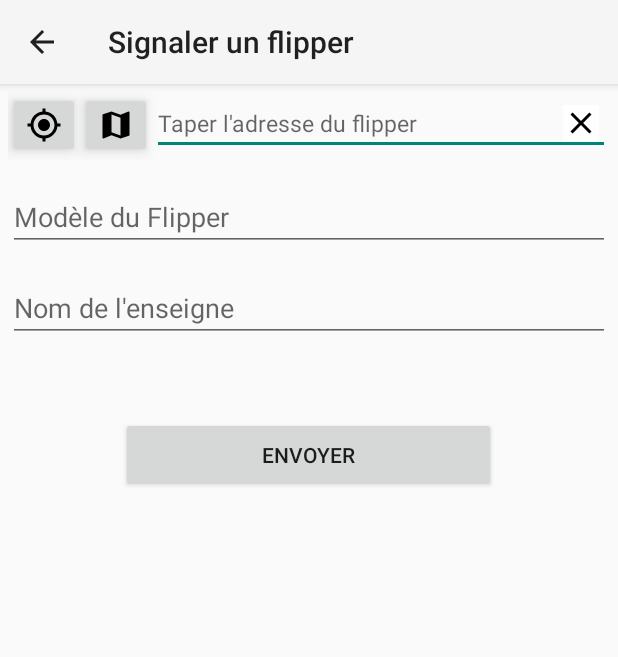
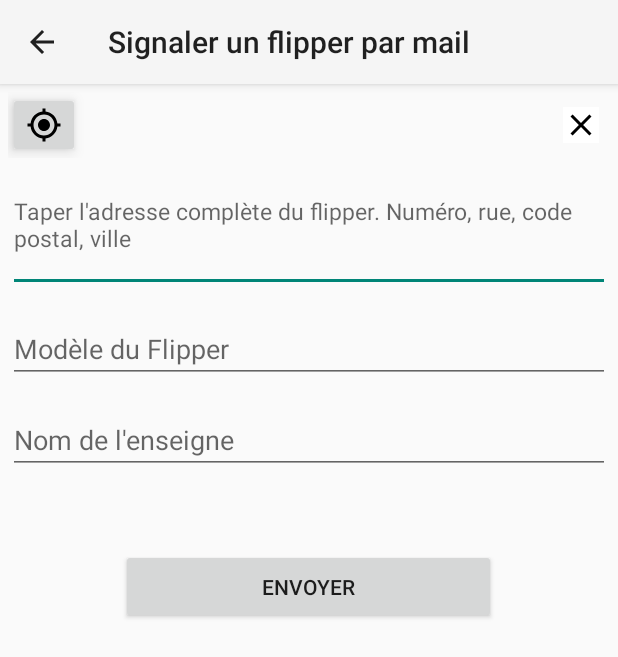
Before and after one commit to e5ky0/FlipperFinderApp, an Android app: the PageSignalement screen opened directly, with no data from a screen before it, on a phone screen of 412 x 824 dp. Shown: the top 657 px of the screen. Run offline under Robolectric (Android 15) with nearby library versions, the phone set to English and light mode, and no system bars.

Commit message:
SignalementMail
SignalementMail inclus, accessible depuis menubar et légèrement revu.
Ajout du CP dans l’adresse envoyée

```diff
--- a/app/src/main/java/com/pinmyballs/PageSignalement.java
+++ b/app/src/main/java/com/pinmyballs/PageSignalement.java
@@ -25,6 +25,7 @@ import com.pinmyballs.utils.LocationUtil;
 import com.pinmyballs.utils.MyLocation;
 import com.pinmyballs.utils.MyLocation.LocationResult;
 
+//Signalement par mail
 public class PageSignalement extends AppCompatActivity {
 
 	MyLocation myLocation = new MyLocation();
@@ -163,7 +164,7 @@ public class PageSignalement extends AppCompatActivity {
 		if (locationCourante != null){
 			latitude = locationCourante.getLatitude();
 			longitude = locationCourante.getLongitude();
-			String addressText = LocationUtil.getAdresseFromCoordGPS(getApplicationContext(), latitude, longitude);
+			String addressText = LocationUtil.getAdresseFromCoordGPSwCP(getApplicationContext(), latitude, longitude);
 			if (addressText == null || addressText.length() == 0){
 				new AlertDialog.Builder(PageSignalement.
 						this).setTitle("Argh!").setMessage("Votre adresse n'a pas pu être trouvée! Veuillez activer le GPS ou entrer votre adresse.").setNeutralButton("Fermer", null).setIcon(R.drawable.tete_martiens).show();
--- a/app/src/main/res/layout/activity_signalement.xml
+++ b/app/src/main/res/layout/activity_signalement.xml
@@ -9,7 +9,7 @@ android:layout_height="wrap_content">
 	    android:layout_height="wrap_content"
 	    android:orientation="vertical" >
 
-	    <include layout="@layout/localisation" />
+	    <include layout="@layout/localisationsignalement" />
 
 	    <AutoCompleteTextView
 	        android:id="@+id/autocompletionModeleFlipper"
--- /dev/null
+++ b/app/src/main/res/layout/localisationsignalement.xml
@@ -0,0 +1,44 @@
+<?xml version="1.0" encoding="utf-8"?>
+<LinearLayout xmlns:android="http://schemas.android.com/apk/res/android"
+    android:layout_width="fill_parent"
+    android:layout_height="wrap_content"
+    xmlns:app="http://schemas.android.com/apk/res-auto"
+    android:orientation="vertical"
+    android:layout_marginLeft="5dip"
+    android:layout_marginRight="5dip"
+    android:layout_marginTop="5dip">
+
+    <FrameLayout
+        android:layout_width="match_parent"
+        android:layout_height="match_parent">
+    <ImageButton
+        android:id="@+id/boutonLocalisation"
+        android:layout_width="wrap_content"
+        android:layout_height="wrap_content"
+        android:elevation="6dp"
+        android:contentDescription="@string/alt_image_localisation"
+        app:srcCompat="@drawable/ic_my_location_black_24dp" />
+
+    <ImageButton
+        android:id="@+id/boutonClearAdresse"
+        android:layout_width="wrap_content"
+        android:layout_height="wrap_content"
+        android:layout_gravity="right|center_vertical"
+        android:layout_marginRight="7dp"
+        android:background="@color/cardview_light_background"
+        app:srcCompat="@drawable/ic_clear_black_24dp" />
+
+    </FrameLayout>
+
+    <EditText
+            android:id="@+id/champAdresseLocalisation"
+            android:layout_width="fill_parent"
+            android:layout_height="89dp"
+        android:inputType="textMultiLine"
+            android:maxLines="2"
+            android:textSize="15sp" />
+
+
+
+
+</LinearLayout>
--- a/app/src/main/res/values/strings.xml
+++ b/app/src/main/res/values/strings.xml
@@ -28,7 +28,7 @@
     <string name="SectionVille">Ville</string>
     <string name="SectionPays">Pays</string>
     <string name="BoutonSoumettre">Soumettre</string>
-    <string name="hintSoumettreAdresse">Taper l\'adresse du flipper</string>
+    <string name="hintSoumettreAdresse">Taper l\'adresse complète du flipper. Numéro, rue, code postal, ville</string>
     <string name="BoutonEnvoiInfosFlipper">Envoyer</string>
     <string name="SectionFacultatif">(Facultatif)</string>
 
@@ -70,7 +70,9 @@
     <string name="headerCommentaire">Derniers commentaires</string>
 
     <string name="headerPreferences">Préférences</string>
-    <string name="headerSignalement">Signaler un flipper</string>
+    <string name="headerSignalement">Signaler un flipper par mail</string>
+
+    <string name="headerSignalementNew">Signaler un flipper</string>
     <string name="headerPageCarteSearch">Recherche par carte</string>
     <string name="headerAdmin">Admin tools</string>
 
```
Also changed, not shown: app/src/main/java/com/pinmyballs/PageSignalementNew.java (+53 -28 lines), app/src/main/java/com/pinmyballs/utils/LocationUtil.java (+26 -0 lines), app/src/main/res/menu/menu_signalementnew.xml (added, +11 -0 lines).
